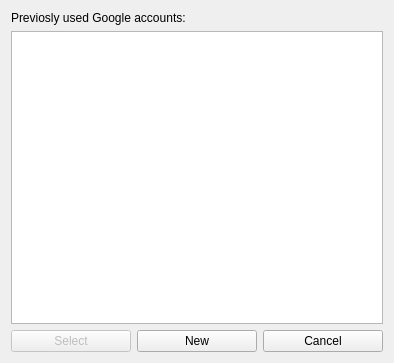
Before: the Qt Designer form src/MainApp/SelectUserDialog.ui in petrytar/GoogleContacts, drawn with Qt 5.
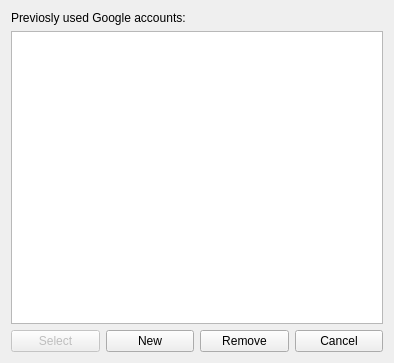
After: the same form once the commit is applied. Icons and pictures are not drawn.

Patch:
```diff
--- a/src/MainApp/SelectUserDialog.ui
+++ b/src/MainApp/SelectUserDialog.ui
@@ -55,6 +55,13 @@
        </property>
       </widget>
      </item>
+     <item>
+      <widget class="QPushButton" name="removeButton">
+       <property name="text">
+        <string>Remove</string>
+       </property>
+      </widget>
+     </item>
      <item>
       <widget class="QPushButton" name="cancelButton">
        <property name="text">
```
Left out of the diff: 9 changed lines with no effect on the pictures.
